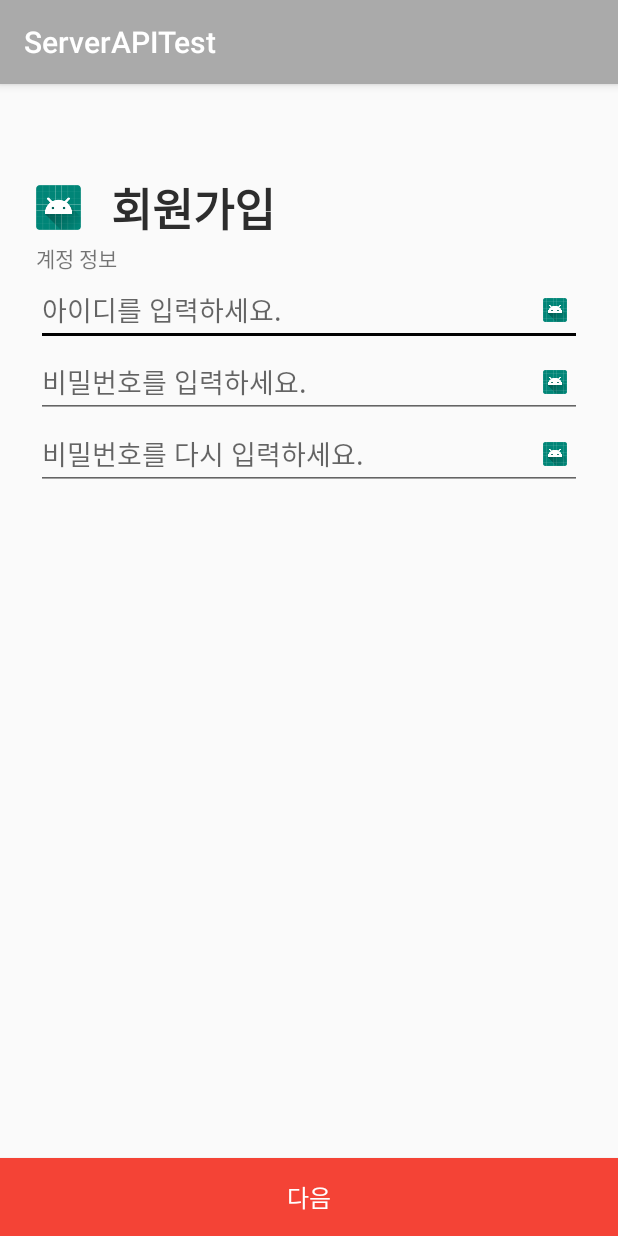
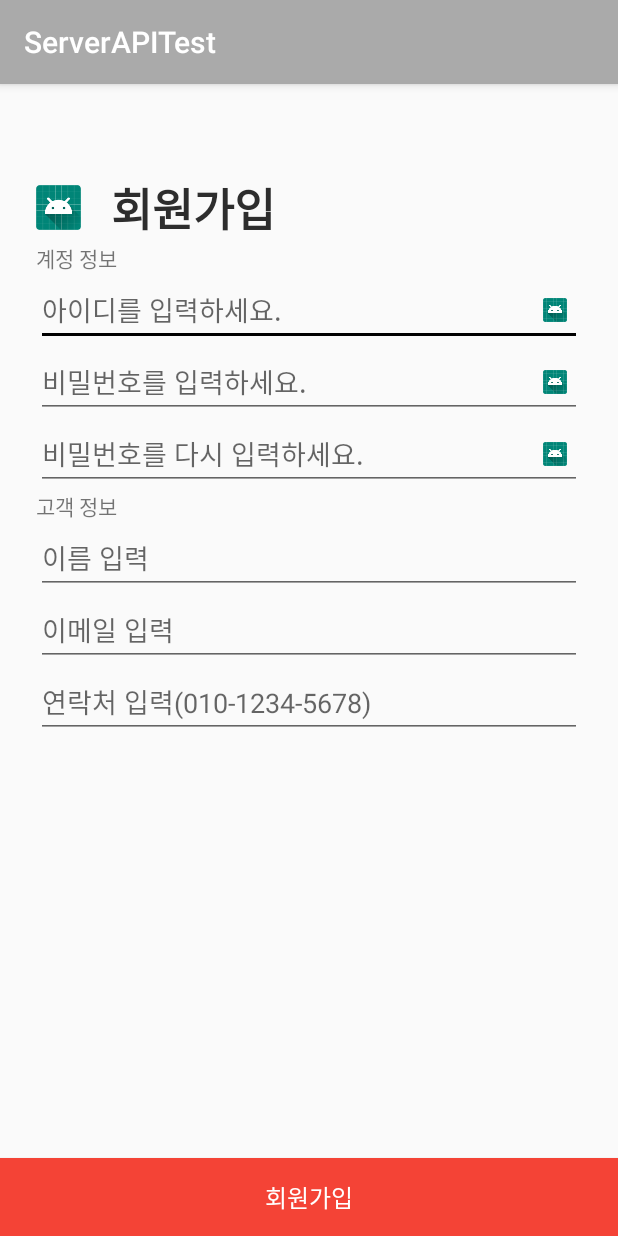
Before and after one commit to cho881020/ServerAPITest, an Android app: the SignUpActivity screen opened directly, with no data from a screen before it, on a phone screen of 412 x 824 dp. Run offline under Robolectric (Android 15) with nearby library versions, the phone set to English and light mode, and no system bars.

Commit message:
회원가입 로직 작성중

```diff
--- a/app/src/main/java/tjeit/kr/serverapitest/MainActivity.java
+++ b/app/src/main/java/tjeit/kr/serverapitest/MainActivity.java
@@ -1,5 +1,6 @@
 package tjeit.kr.serverapitest;
 
+import android.content.Intent;
 import android.os.Bundle;
 import android.util.Log;
 import android.view.View;
@@ -37,6 +38,15 @@ public class MainActivity extends BaseActivity {
 
     @Override
     public void setupEvents() {
+
+        signUpTxt.setOnClickListener(new View.OnClickListener() {
+            @Override
+            public void onClick(View v) {
+                Intent intent = new Intent(mContext, SignUpActivity.class);
+                startActivity(intent);
+            }
+        });
+
 
         loginBtn.setOnClickListener(new View.OnClickListener() {
             @Override
--- a/app/src/main/java/tjeit/kr/serverapitest/SignUpActivity.java
+++ b/app/src/main/java/tjeit/kr/serverapitest/SignUpActivity.java
@@ -1,9 +1,21 @@
 package tjeit.kr.serverapitest;
 
-import android.support.v7.app.AppCompatActivity;
 import android.os.Bundle;
+import android.view.View;
+import android.widget.Button;
+import android.widget.EditText;
+import android.widget.ImageView;
+import android.widget.Toast;
 
 public class SignUpActivity extends BaseActivity {
+
+    private android.widget.EditText userIdEdt;
+    private android.widget.EditText userPwEdt;
+    private android.widget.ImageView userPwCheckEdt;
+    private android.widget.EditText userNameEdt;
+    private android.widget.EditText userEmailEdt;
+    private android.widget.EditText userPhoneEdt;
+    private android.widget.Button signUpBtn;
 
     @Override
     protected void onCreate(Bundle savedInstanceState) {
@@ -17,6 +29,27 @@ public class SignUpActivity extends BaseActivity {
     @Override
     public void setupEvents() {
 
+        signUpBtn.setOnClickListener(new View.OnClickListener() {
+            @Override
+            public void onClick(View v) {
+//                몇가지 검증 절차.
+
+                if (userIdEdt.getText().toString().equals("")) {
+                    Toast.makeText(mContext, "아이디를 입력하세요.", Toast.LENGTH_SHORT).show();
+                    return;
+                }
+
+//                1. 아이디는 반드시 8글자 이상
+
+//                2. 비밀번호도 8글자 이상
+
+//                3. 비밀번호와 다시입력한 비밀번호가 같아야함.
+
+
+
+            }
+        });
+
     }
 
     @Override
@@ -27,5 +60,12 @@ public class SignUpActivity extends BaseActivity {
     @Override
     public void bindViews() {
 
+        this.signUpBtn = (Button) findViewById(R.id.signUpBtn);
+        this.userPhoneEdt = (EditText) findViewById(R.id.userPhoneEdt);
+        this.userEmailEdt = (EditText) findViewById(R.id.userEmailEdt);
+        this.userNameEdt = (EditText) findViewById(R.id.userNameEdt);
+        this.userPwCheckEdt = (ImageView) findViewById(R.id.userPwCheckEdt);
+        this.userPwEdt = (EditText) findViewById(R.id.userPwEdt);
+        this.userIdEdt = (EditText) findViewById(R.id.userIdEdt);
     }
 }
--- a/app/src/main/res/layout/activity_sign_up.xml
+++ b/app/src/main/res/layout/activity_sign_up.xml
@@ -46,6 +46,7 @@
             android:layout_height="wrap_content">
 
             <EditText
+                android:id="@+id/userIdEdt"
                 android:layout_width="match_parent"
                 android:layout_height="wrap_content"
                 android:hint="아이디를 입력하세요."
@@ -65,12 +66,14 @@
             android:layout_height="wrap_content">
 
             <EditText
+                android:id="@+id/userPwEdt"
                 android:layout_width="match_parent"
                 android:layout_height="wrap_content"
                 android:hint="비밀번호를 입력하세요."
                 android:inputType="textEmailAddress"/>
 
             <ImageView
+                android:id="@+id/userPwCheckEdt"
                 android:layout_gravity="right|center_vertical"
                 android:layout_marginRight="10dp"
                 android:layout_width="16dp"
@@ -98,7 +101,32 @@
 
         </FrameLayout>
 
+        <TextView
+            android:layout_width="wrap_content"
+            android:layout_height="wrap_content"
+            android:text="고객 정보"/>
+
+        <EditText
+            android:id="@+id/userNameEdt"
+            android:singleLine="true"
+            android:layout_width="match_parent"
+            android:layout_height="wrap_content"
+            android:hint="이름 입력"/>
+        <EditText
+            android:id="@+id/userEmailEdt"
+            android:inputType="textEmailAddress"
+            android:layout_width="match_parent"
+            android:layout_height="wrap_content"
+            android:hint="이메일 입력"/>
+        <EditText
+            android:id="@+id/userPhoneEdt"
+            android:inputType="phone"
+            android:layout_width="match_parent"
+            android:layout_height="wrap_content"
+            android:hint="연락처 입력(010-1234-5678)"/>
+
     </LinearLayout>
+
 
     <TextView
         android:layout_width="wrap_content"
@@ -106,10 +134,11 @@
         android:layout_weight="1"/>
 
     <Button
+        android:id="@+id/signUpBtn"
         android:layout_width="match_parent"
         android:layout_height="52dp"
         android:background="@color/tomato"
-        android:text="다음"
+        android:text="회원가입"
         android:textColor="@color/white"
         android:textSize="16sp"/>
 
```
